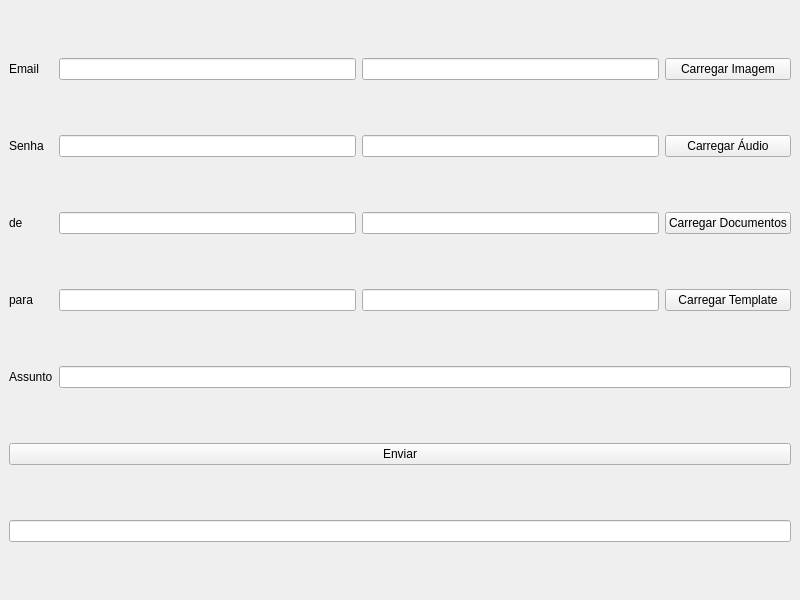
First picture: the form in interface_email/interface.ui, repository Gabriel-Alexandre/Automating-Email, before the edit.
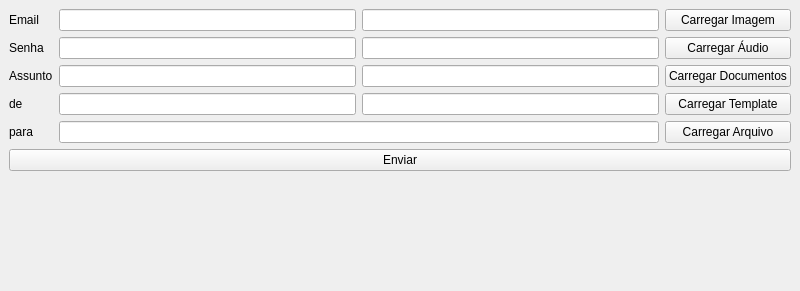
Second picture: the form after the edit. Icons and pictures are not drawn.

Commit message: updated - update interface and add mutiples emails

What changed in the file:
```diff
--- a/interface_email/interface.ui
+++ b/interface_email/interface.ui
@@ -7,7 +7,7 @@
     <x>0</x>
     <y>0</y>
     <width>800</width>
-    <height>600</height>
+    <height>291</height>
    </rect>
   </property>
   <property name="windowTitle">
@@ -19,18 +19,21 @@
   </property>
   <widget class="QWidget" name="centralwidget">
    <layout class="QGridLayout" name="gridLayout">
-    <item row="2" column="3">
-     <widget class="QPushButton" name="btnDocumentos">
-      <property name="text">
-       <string>Carregar Documentos</string>
-      </property>
-     </widget>
-    </item>
     <item row="1" column="2">
      <widget class="QLineEdit" name="inputAudio"/>
     </item>
-    <item row="3" column="2">
-     <widget class="QLineEdit" name="inputTemplate"/>
+    <item row="2" column="0">
+     <widget class="QLabel" name="label_5">
+      <property name="text">
+       <string>Assunto</string>
+      </property>
+     </widget>
+    </item>
+    <item row="2" column="1">
+     <widget class="QLineEdit" name="inputAssunto"/>
+    </item>
+    <item row="2" column="2">
+     <widget class="QLineEdit" name="inputDocumentos"/>
     </item>
     <item row="1" column="0">
      <widget class="QLabel" name="label_2">
@@ -39,6 +42,30 @@
       </property>
      </widget>
     </item>
+    <item row="8" column="0" colspan="4">
+     <widget class="QPushButton" name="btnEnviar">
+      <property name="text">
+       <string>Enviar</string>
+      </property>
+     </widget>
+    </item>
+    <item row="1" column="3">
+     <widget class="QPushButton" name="btnAudio">
+      <property name="text">
+       <string>Carregar Áudio</string>
+      </property>
+     </widget>
+    </item>
+    <item row="3" column="1">
+     <widget class="QLineEdit" name="inputDe"/>
+    </item>
+    <item row="0" column="1">
+     <widget class="QLineEdit" name="inputEmail">
+      <property name="inputMethodHints">
+       <set>Qt::ImhEmailCharactersOnly</set>
+      </property>
+     </widget>
+    </item>
     <item row="3" column="3">
      <widget class="QPushButton" name="btnTemplate">
       <property name="text">
@@ -46,22 +73,6 @@
       </property>
      </widget>
     </item>
-    <item row="0" column="2">
-     <widget class="QLineEdit" name="inputImagem"/>
-    </item>
-    <item row="2" column="2">
-     <widget class="QLineEdit" name="inputDocumentos"/>
-    </item>
-    <item row="0" column="1">
-     <widget class="QLineEdit" name="inputEmail"/>
-    </item>
-    <item row="2" column="0">
-     <widget class="QLabel" name="label_3">
-      <property name="text">
-       <string>de</string>
-      </property>
-     </widget>
-    </item>
     <item row="0" column="3">
      <widget class="QPushButton" name="btnImagem">
       <property name="text">
@@ -69,6 +80,39 @@
       </property>
      </widget>
     </item>
+    <item row="4" column="3">
+     <widget class="QPushButton" name="btnPara">
+      <property name="text">
+       <string>Carregar Arquivo</string>
+      </property>
+     </widget>
+    </item>
+    <item row="3" column="0">
+     <widget class="QLabel" name="label_3">
+      <property name="text">
+       <string>de</string>
+      </property>
+     </widget>
+    </item>
+    <item row="1" column="1">
+     <widget class="QLineEdit" name="inputSenha">
+      <property name="inputMethodHints">
+       <set>Qt::ImhHiddenText|Qt::ImhNoAutoUppercase|Qt::ImhNoPredictiveText|Qt::ImhSensitiveData</set>
+      </property>
+      <property name="inputMask">
+       <string/>
+      </property>
+      <property name="echoMode">
+       <enum>QLineEdit::Password</enum>
+      </property>
+     </widget>
+    </item>
+    <item row="3" column="2">
+     <widget class="QLineEdit" name="inputTemplate"/>
+    </item>
+    <item row="0" column="2">
+     <widget class="QLineEdit" name="inputImagem"/>
+    </item>
     <item row="0" column="0">
      <widget class="QLabel" name="label">
       <property name="text">
@@ -76,49 +120,33 @@
       </property>
      </widget>
     </item>
-    <item row="3" column="1">
-     <widget class="QLineEdit" name="inputPara"/>
-    </item>
-    <item row="1" column="3">
-     <widget class="QPushButton" name="btnAudio">
-      <property name="text">
-       <string>Carregar Áudio</string>
-      </property>
-     </widget>
-    </item>
-    <item row="2" column="1">
-     <widget class="QLineEdit" name="inputDe"/>
-    </item>
-    <item row="3" column="0">
+    <item row="4" column="0">
      <widget class="QLabel" name="label_4">
       <property name="text">
        <string>para</string>
       </property>
      </widget>
     </item>
-    <item row="1" column="1">
-     <widget class="QLineEdit" name="inputSenha"/>
-    </item>
-    <item row="4" column="0">
-     <widget class="QLabel" name="label_5">
+    <item row="2" column="3">
+     <widget class="QPushButton" name="btnDocumentos">
       <property name="text">
-       <string>Assunto</string>
+       <string>Carregar Documentos</string>
       </property>
      </widget>
     </item>
-    <item row="5" column="0" colspan="4">
-     <widget class="QPushButton" name="btnEnviar">
+    <item row="4" column="1" colspan="2">
+     <widget class="QLineEdit" name="inputPara"/>
+    </item>
+    <item row="9" column="0" colspan="4">
+     <widget class="QLabel" name="resposta">
       <property name="text">
-       <string>Enviar</string>
+       <string/>
       </property>
+      <property name="alignment">
+       <set>Qt::AlignCenter</set>
+      </property>
      </widget>
     </item>
-    <item row="6" column="0" colspan="4">
-     <widget class="QLineEdit" name="resposta"/>
-    </item>
-    <item row="4" column="1" colspan="3">
-     <widget class="QLineEdit" name="inputAssunto"/>
-    </item>
    </layout>
   </widget>
  </widget>
```
The commit also changes 3 other files.
